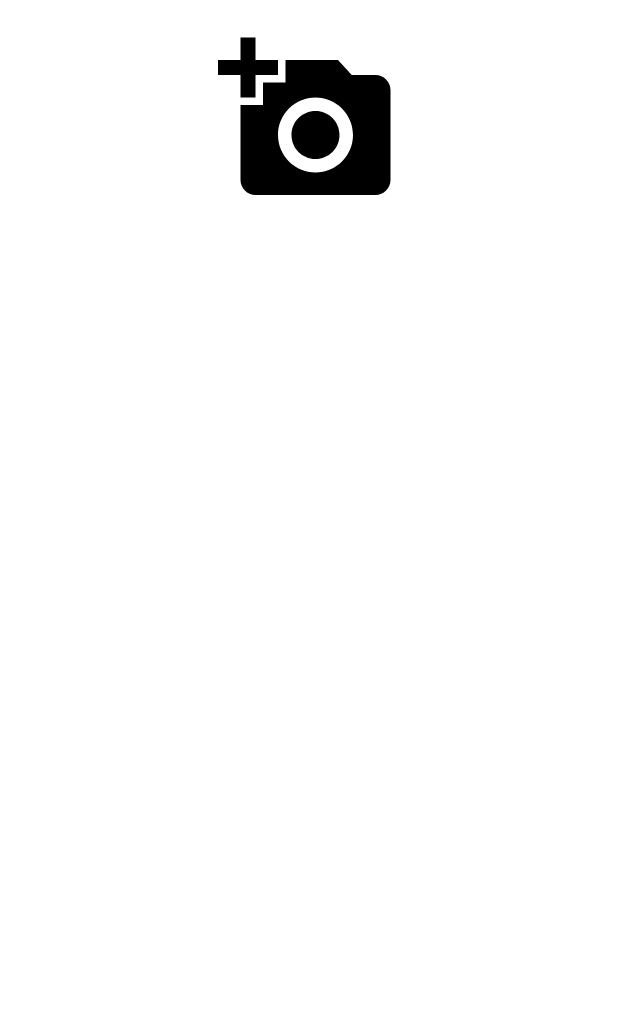
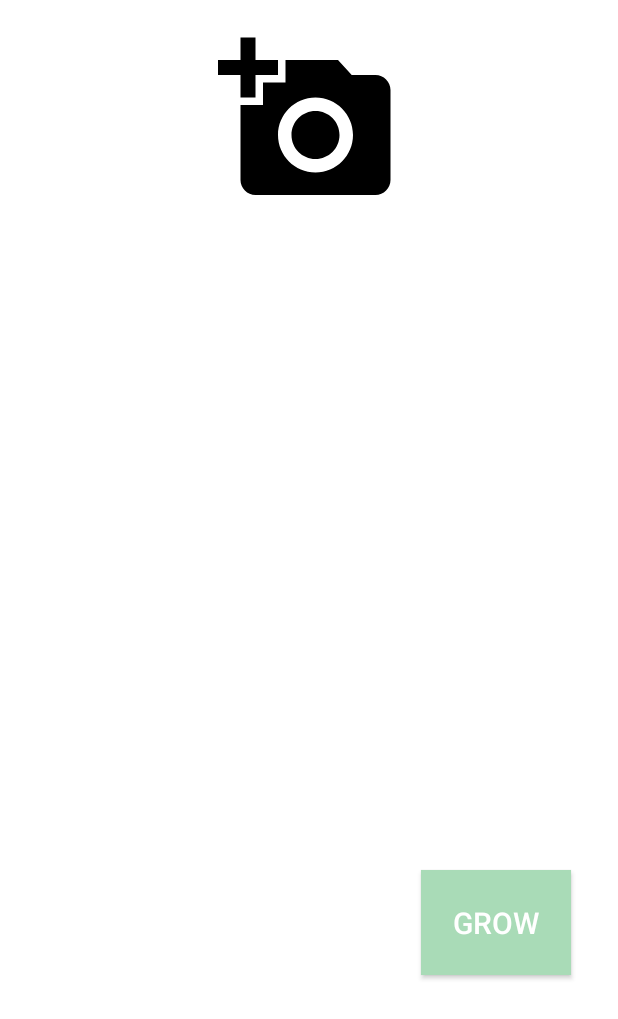
Before and after one commit to summer0573/Project_growDiary, an Android app: the plantAddActivity screen opened directly, with no data from a screen before it, on a phone screen of 412 x 824 dp. Shown: the top 1019 px of the screen. Run offline under Robolectric (Android 15) with nearby library versions, the phone set to English and light mode, and no system bars.

Commit message:
grow 버튼 추가

```diff
--- a/app/src/main/res/layout/activity_plant_add.xml
+++ b/app/src/main/res/layout/activity_plant_add.xml
@@ -16,4 +16,14 @@ android:layout_height="match_parent"
         android:scaleType="fitCenter"
         app:srcCompat="@drawable/ic_baseline_add_a_photo_24" />
 
+    <Button
+        android:id="@+id/grow_btn"
+        android:text="GROW"
+        android:textSize="20dp"
+        android:background="#A9DBB7"
+        android:layout_width="100dp"
+        android:layout_height="70dp"
+        android:layout_marginTop="580dp"
+        android:layout_marginLeft="15dp"/>
+
 </LinearLayout>
```
